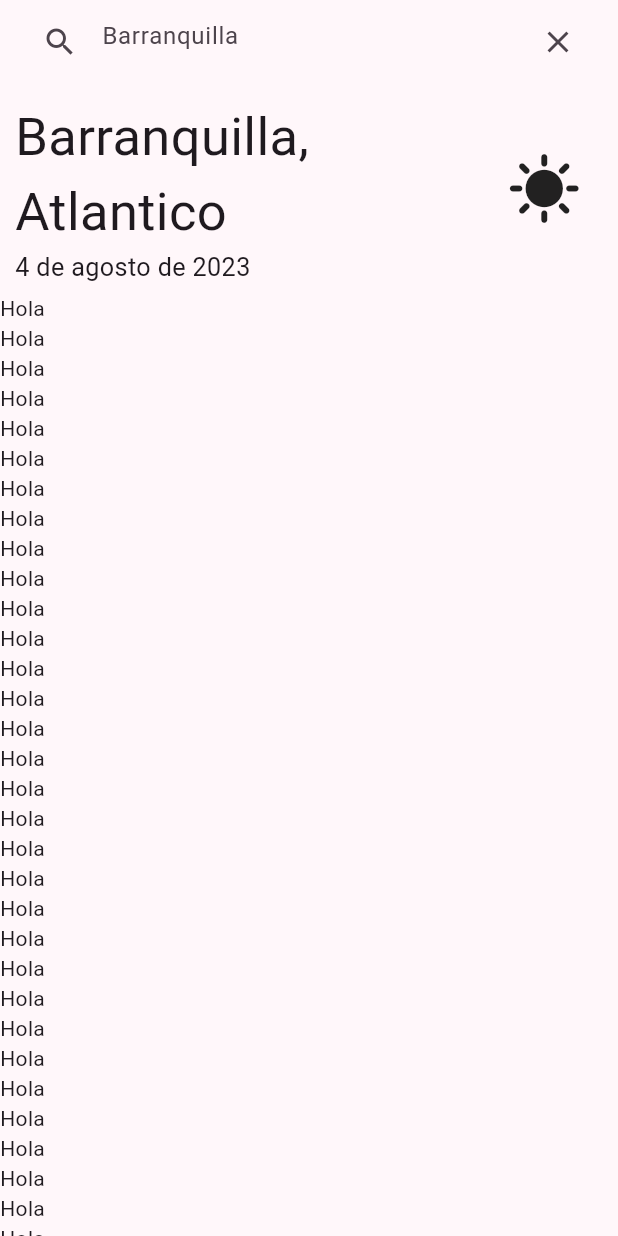
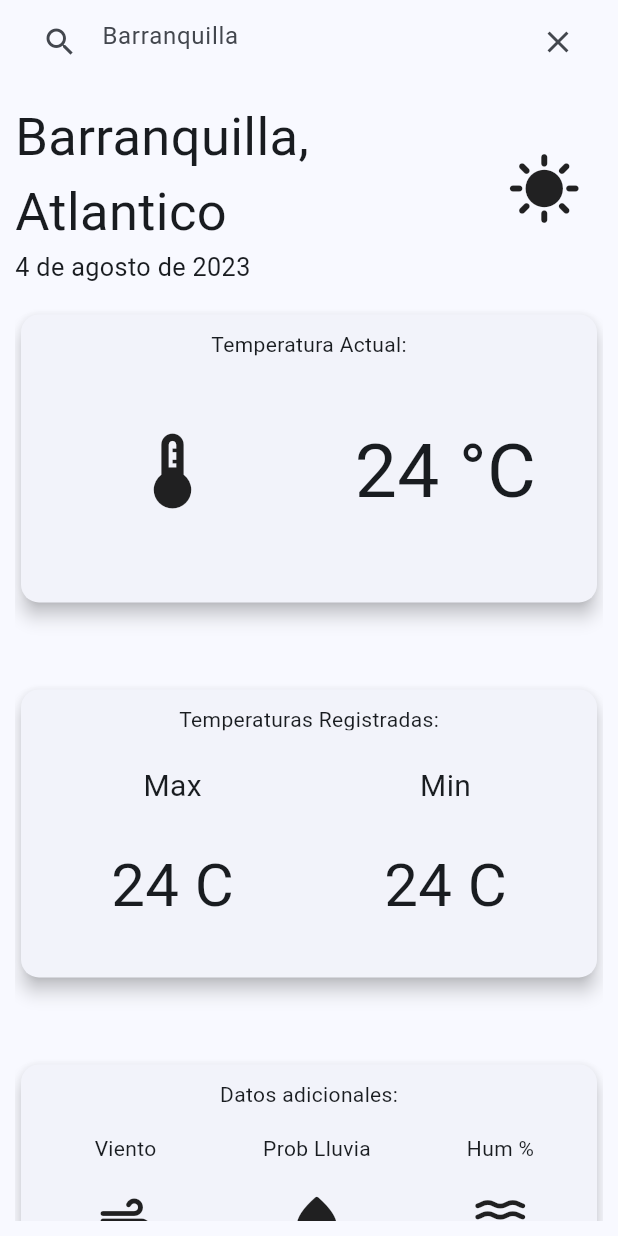
Before and after one commit to yaspur/weather_app, a Flutter app: the screen it shows after launch, on a phone screen of 412 x 824 dp. Run offline on Flutter 3.47's test engine with Material 2 defaults, Android fonts, the phone set to English and light mode, and no system bars.

Commit message:
homeScreen terminado

```diff
--- a/lib/config/theme/app_theme.dart
+++ b/lib/config/theme/app_theme.dart
@@ -10,7 +10,8 @@ const List<Color> colorList = [
   Colors.orange,
   Colors.yellow,
   Colors.lightBlueAccent,
-  Colors.grey
+  Colors.grey,
+  Colors.white
 
 ];
 
@@ -28,6 +29,7 @@ class AppTheme {
   ThemeData getTheme() {
     return ThemeData(
       useMaterial3: true,
+      brightness: Brightness.light,
       colorSchemeSeed: colorList[selectedColor],
     );
   }
--- a/lib/main.dart
+++ b/lib/main.dart
@@ -12,7 +12,7 @@ class MyApp extends StatelessWidget {
     return MaterialApp(
       title: 'Weather App',
       debugShowCheckedModeBanner: false,
-      theme: AppTheme(selectedColor: 4).getTheme(),
+      theme: AppTheme(selectedColor: 0).getTheme(),
       home: const HomeScreen()
     );
   }
--- a/lib/presentation/screens/home_screen.dart
+++ b/lib/presentation/screens/home_screen.dart
@@ -11,7 +11,17 @@ class HomeScreen extends StatelessWidget {
       appBar: AppBar(
         title: const SearchBox()
       ),
-      body: Column(
+      body: const _HomeWeather(),
+    );
+  }
+}
+
+class _HomeWeather extends StatelessWidget {
+  const _HomeWeather();
+
+  @override
+  Widget build(BuildContext context) {
+    return Column(
       children: [
         Expanded(
           flex: 2,
@@ -45,15 +55,195 @@ class HomeScreen extends StatelessWidget {
 
         Expanded(
           flex: 9,
-            child: ListView.builder(
-              itemCount: 100,
-              itemBuilder: (context, index) {
-                return const Text('Hola');
-              },
+          child: Padding(
+            padding: const EdgeInsets.all(10),
+            child: ListView(
+              children: const [
+                TemperatureCard(),
+                SizedBox(height: 50),
+                TemperaturesMaxMinCard(),
+                SizedBox(height: 50),
+                MoreOptionsCard(),
+                SizedBox(height: 10,)
+              ],
+            ),
           )
         ),
       ]
+    );
+  }
+}
+
+class TemperatureCard extends StatelessWidget {
+  const TemperatureCard({super.key});
+
+  @override
+  Widget build(BuildContext context) {
+    return const SizedBox(
+      width: 300,
+      height: 200,
+      child: Card(
+        elevation: 5,
+        child: Padding(
+          padding: EdgeInsets.all(10),
+          child: Column(
+            children: [
+              Expanded(
+                flex: 1,
+                child: Text('Temperatura Actual:')
+              ),
+
+              Expanded(
+                flex: 9,
+                child: Row(
+                  crossAxisAlignment: CrossAxisAlignment.center,
+                  mainAxisAlignment: MainAxisAlignment.center,
+                  children: [
+
+                    Expanded(
+                      flex: 5,
+                      child: Icon(Icons.device_thermostat_sharp, size: 60,)
+                    ),
+
+                    Expanded(
+                      flex: 5,
+                      child: Text('24 °C', textAlign: TextAlign.center, style: TextStyle(fontSize: 50),)
+                    )
+                  ],
+                ),
+              )
+            ],
+          ),
+        ),
       ),
     );
   }
 }
+
+class TemperaturesMaxMinCard extends StatelessWidget {
+  const TemperaturesMaxMinCard({super.key});
+
+  @override
+  Widget build(BuildContext context) {
+    return const SizedBox(
+      width: 300,
+      height: 200,
+      child: Card(
+        elevation: 5,
+        child: Padding(
+          padding: EdgeInsets.all(10),
+          child: Column(
+            children: [
+              Expanded(
+                flex: 1,
+                child: Text('Temperaturas Registradas:')
+              ),
+
+              Expanded(
+                flex: 9,
+                child: Row(
+                  crossAxisAlignment: CrossAxisAlignment.center,
+                  mainAxisAlignment: MainAxisAlignment.spaceAround,
+                  children: [
+
+                    Column(
+                      mainAxisAlignment: MainAxisAlignment.spaceEvenly,
+                      children: [
+                        Text('Max', textAlign: TextAlign.center, style: TextStyle(fontSize: 20)),
+                        Text('24 C', textAlign: TextAlign.center, style: TextStyle(fontSize: 40)),
+                      ],
+                    ),
+
+                    Column(
+                      mainAxisAlignment: MainAxisAlignment.spaceEvenly,
+                      children: [
+                        Text('Min', textAlign: TextAlign.center, style: TextStyle(fontSize: 20)),
+                        Text('24 C', textAlign: TextAlign.center, style: TextStyle(fontSize: 40)),
+                      ],
+                    ),
+
+
+                  ],
+                ),
+              )
+            ],
+          ),
+        ),
+      ),
+    );
+  }
+}
+
+class MoreOptionsCard extends StatelessWidget {
+  const MoreOptionsCard({super.key});
+
+  @override
+  Widget build(BuildContext context) {
+    return const SizedBox(
+      width: 300,
+      height: 200,
+      child: Card(
+        elevation: 5,
+        child: Padding(
+          padding: EdgeInsets.all(10),
+          child: Column(
+            children: [
+              Expanded(
+                flex: 1,
+                child: Text('Datos adicionales:')
+              ),
+
+              Expanded(
+                flex: 9,
+                child: Row(
+                  crossAxisAlignment: CrossAxisAlignment.center,
+                  mainAxisAlignment: MainAxisAlignment.spaceAround,
+                  children: [
+
+                    Column(
+                      mainAxisAlignment: MainAxisAlignment.spaceEvenly,
+                      children: [
+                        Text('Viento', textAlign: TextAlign.center,),
+                        Icon(Icons.air_rounded, size: 40,),
+                        Text('11 Km/h',
+                          textAlign: TextAlign.center,
+                          style: TextStyle(fontWeight: FontWeight.bold)
+                        ),
+                      ],
+                    ),
+
+                    Column(
+                      mainAxisAlignment: MainAxisAlignment.spaceEvenly,
+                      children: [
+                        Text('Prob Lluvia', textAlign: TextAlign.center,),
+                        Icon(Icons.water_drop_rounded, size: 40,),
+                        Text('34 %',
+                          textAlign: TextAlign.center,
+                          style: TextStyle(fontWeight: FontWeight.bold)
+                        ),
+                      ],
+                    ),
+
+                    Column(
+                      mainAxisAlignment: MainAxisAlignment.spaceEvenly,
+                      children: [
+                        Text('Hum %', textAlign: TextAlign.center,),
+                        Icon(Icons.waves_rounded, size: 40,),
+                        Text('69 %',
+                          textAlign: TextAlign.center,
+                          style: TextStyle(fontWeight: FontWeight.bold)
+                        ),
+                      ],
+                    ),
+
+
+                  ],
+                ),
+              )
+            ],
+          ),
+        ),
+      ),
+    );
+  }
+}
```
Also changed, not shown: lib/presentation/screens/error_screen.dart (added), lib/presentation/screens/loading_screen.dart (added). Lines whose indentation alone changed are shown as unchanged.
